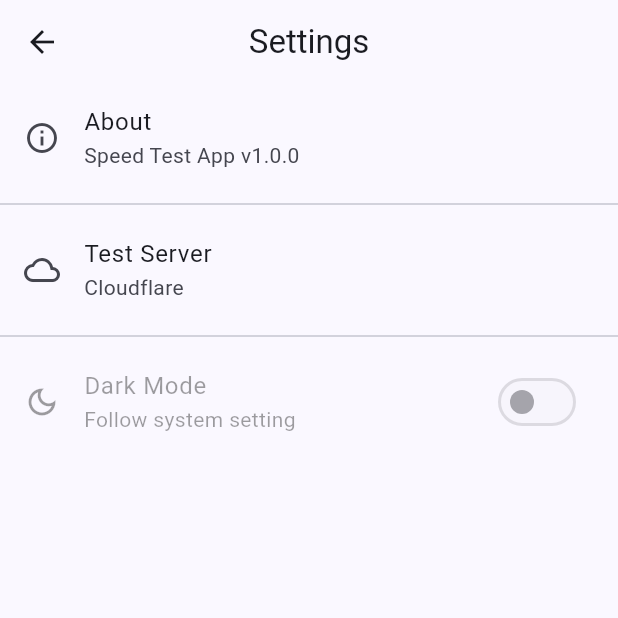
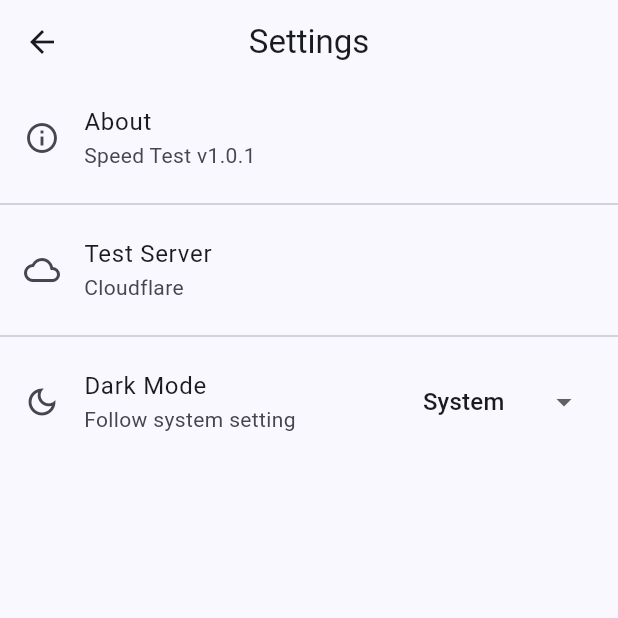
Before and after one commit to IAmKings/SpeedTest, a Flutter app: the screen it shows after launch, after a tap on "Start Test", after a tap on the "settings" icon, on a phone screen of 412 x 824 dp, the top half of it. Run offline on Flutter 3.47's test engine with Material 3 defaults, Android fonts, the phone set to English and light mode, and no system bars; our stand-ins replace package_info_plus, shared_preferences, sqflite; accounts and stored records are empty; generated files the repository leaves out were written again; network calls fail.

Commit message:
feat: fix theme mode switching and use dynamic version
- add ThemeProvider for theme state management
- use shared_preferences for theme persistence
- replace SwitchListTile with DropdownButton for theme selection
- use PackageInfo.fromPlatform() for dynamic version display
- add lightMode and darkModeLabel translations

```diff
--- a/speed_test_app/lib/app/app.dart
+++ b/speed_test_app/lib/app/app.dart
@@ -6,6 +6,7 @@ import '../features/speed_test/data/repositories/history_repository.dart';
 import '../features/speed_test/data/services/speed_test_service.dart';
 import '../features/speed_test/presentation/views/home_page.dart';
 import 'theme.dart';
+import 'theme_provider.dart';
 import 'package:flutter_gen/gen_l10n/app_localizations.dart';
 
 class SpeedTestApp extends StatelessWidget {
@@ -13,7 +14,9 @@ class SpeedTestApp extends StatelessWidget {
 
   @override
   Widget build(BuildContext context) {
-    return MultiProvider(
+    return ChangeNotifierProvider(
+      create: (_) => ThemeProvider(),
+      child: MultiProvider(
         providers: [
           // Services
           Provider<SpeedTestService>(
@@ -34,16 +37,21 @@ class SpeedTestApp extends StatelessWidget {
                 previous ?? HistoryViewModel(historyRepository: historyRepository),
           ),
         ],
-      child: MaterialApp(
+        child: Consumer<ThemeProvider>(
+          builder: (context, themeProvider, _) {
+            return MaterialApp(
               title: 'Speed Test',
               debugShowCheckedModeBanner: false,
               theme: AppTheme.lightTheme,
               darkTheme: AppTheme.darkTheme,
-        themeMode: ThemeMode.system,
+              themeMode: themeProvider.flutterThemeMode,
               locale: const Locale('en'),
               localizationsDelegates: AppLocalizations.localizationsDelegates,
               supportedLocales: AppLocalizations.supportedLocales,
               home: const HomePage(),
+            );
+          },
+        ),
       ),
     );
   }
--- /dev/null
+++ b/speed_test_app/lib/app/theme_provider.dart
@@ -0,0 +1,54 @@
+import 'package:flutter/material.dart';
+import 'package:shared_preferences/shared_preferences.dart';
+
+/// Theme mode enumeration for persistence
+enum AppThemeMode { system, light, dark }
+
+/// ThemeProvider - manages app theme state with persistence
+class ThemeProvider extends ChangeNotifier {
+  static const String _themeKey = 'theme_mode';
+
+  AppThemeMode _themeMode = AppThemeMode.system;
+
+  AppThemeMode get themeMode => _themeMode;
+
+  ThemeProvider() {
+    _loadThemeMode();
+  }
+
+  /// Load theme mode from SharedPreferences
+  Future<void> _loadThemeMode() async {
+    final prefs = await SharedPreferences.getInstance();
+    final savedIndex = prefs.getInt(_themeKey);
+    if (savedIndex != null && savedIndex < AppThemeMode.values.length) {
+      _themeMode = AppThemeMode.values[savedIndex];
+      notifyListeners();
+    }
+  }
+
+  /// Save theme mode to SharedPreferences
+  Future<void> _saveThemeMode() async {
+    final prefs = await SharedPreferences.getInstance();
+    await prefs.setInt(_themeKey, _themeMode.index);
+  }
+
+  /// Set theme mode
+  void setThemeMode(AppThemeMode mode) {
+    if (_themeMode == mode) return;
+    _themeMode = mode;
+    _saveThemeMode();
+    notifyListeners();
+  }
+
+  /// Convert AppThemeMode to Flutter ThemeMode
+  ThemeMode get flutterThemeMode {
+    switch (_themeMode) {
+      case AppThemeMode.light:
+        return ThemeMode.light;
+      case AppThemeMode.dark:
+        return ThemeMode.dark;
+      case AppThemeMode.system:
+        return ThemeMode.system;
+    }
+  }
+}
--- a/speed_test_app/lib/features/speed_test/presentation/views/settings_page.dart
+++ b/speed_test_app/lib/features/speed_test/presentation/views/settings_page.dart
@@ -1,9 +1,34 @@
 import 'package:flutter/material.dart';
+import 'package:provider/provider.dart';
 import 'package:flutter_gen/gen_l10n/app_localizations.dart';
+import 'package:package_info_plus/package_info_plus.dart';
+import '../../../../app/theme_provider.dart';
 
-/// Settings page placeholder
-class SettingsPage extends StatelessWidget {
+/// Settings page with theme mode switching
+class SettingsPage extends StatefulWidget {
   const SettingsPage({super.key});
+
+  @override
+  State<SettingsPage> createState() => _SettingsPageState();
+}
+
+class _SettingsPageState extends State<SettingsPage> {
+  PackageInfo? _packageInfo;
+
+  @override
+  void initState() {
+    super.initState();
+    _loadPackageInfo();
+  }
+
+  Future<void> _loadPackageInfo() async {
+    final info = await PackageInfo.fromPlatform();
+    if (mounted) {
+      setState(() {
+        _packageInfo = info;
+      });
+    }
+  }
 
   @override
   Widget build(BuildContext context) {
@@ -11,12 +36,16 @@ class SettingsPage extends StatelessWidget {
       appBar: AppBar(
         title: Text(AppLocalizations.of(context)!.settings),
       ),
-      body: ListView(
+      body: Consumer<ThemeProvider>(
+        builder: (context, themeProvider, _) {
+          return ListView(
             children: [
               ListTile(
                 leading: const Icon(Icons.info_outline),
                 title: Text(AppLocalizations.of(context)!.about),
-            subtitle: const Text('Speed Test App v1.0.0'),
+                subtitle: Text(
+                  '${AppLocalizations.of(context)!.appTitle} v${_packageInfo?.version ?? ''}',
+                ),
                 onTap: () => _showAbout(context),
               ),
               const Divider(),
@@ -26,23 +55,58 @@ class SettingsPage extends StatelessWidget {
                 subtitle: Text(AppLocalizations.of(context)!.cloudflare),
               ),
               const Divider(),
-          SwitchListTile(
-            secondary: const Icon(Icons.dark_mode_outlined),
+              ListTile(
+                leading: const Icon(Icons.dark_mode_outlined),
                 title: Text(AppLocalizations.of(context)!.darkMode),
-            subtitle: Text(AppLocalizations.of(context)!.followSystemSetting),
-            value: Theme.of(context).brightness == Brightness.dark,
-            onChanged: null, // Follows system by default
+                subtitle: Text(_getThemeModeSubtitle(context, themeProvider)),
+                trailing: DropdownButton<AppThemeMode>(
+                  value: themeProvider.themeMode,
+                  underline: const SizedBox(),
+                  onChanged: (value) {
+                    if (value != null) {
+                      themeProvider.setThemeMode(value);
+                    }
+                  },
+                  items: [
+                    const DropdownMenuItem(
+                      value: AppThemeMode.system,
+                      child: Text('System'),
+                    ),
+                    DropdownMenuItem(
+                      value: AppThemeMode.light,
+                      child: Text(AppLocalizations.of(context)!.lightMode),
+                    ),
+                    DropdownMenuItem(
+                      value: AppThemeMode.dark,
+                      child: Text(AppLocalizations.of(context)!.darkModeLabel),
                     ),
                   ],
+                ),
+              ),
+            ],
+          );
+        },
       ),
     );
   }
 
+  String _getThemeModeSubtitle(BuildContext context, ThemeProvider themeProvider) {
+    switch (themeProvider.themeMode) {
+      case AppThemeMode.system:
+        return AppLocalizations.of(context)!.followSystemSetting;
+      case AppThemeMode.light:
+        return AppLocalizations.of(context)!.lightMode;
+      case AppThemeMode.dark:
+        return AppLocalizations.of(context)!.darkModeLabel;
+    }
+  }
+
   void _showAbout(BuildContext context) {
+    if (_packageInfo == null) return;
     showAboutDialog(
       context: context,
       applicationName: AppLocalizations.of(context)!.appTitle,
-      applicationVersion: '1.0.0',
+      applicationVersion: _packageInfo!.version,
       applicationLegalese: '© 2026 Speed Test App',
       children: [
         const SizedBox(height: 16),
--- a/speed_test_app/lib/l10n/app_en.arb
+++ b/speed_test_app/lib/l10n/app_en.arb
@@ -96,6 +96,14 @@
   "@followSystemSetting": {
     "description": "Dark mode description"
   },
+  "lightMode": "Light mode",
+  "@lightMode": {
+    "description": "Light mode label"
+  },
+  "darkModeLabel": "Dark mode",
+  "@darkModeLabel": {
+    "description": "Dark mode label"
+  },
   "aboutAppDescription": "A simple speed test app using Cloudflare's speed test API.",
   "@aboutAppDescription": {
     "description": "Description shown in about dialog"
--- a/speed_test_app/lib/l10n/app_zh.arb
+++ b/speed_test_app/lib/l10n/app_zh.arb
@@ -24,6 +24,8 @@
   "cloudflare": "Cloudflare",
   "darkMode": "深色模式",
   "followSystemSetting": "跟随系统设置",
+  "lightMode": "浅色模式",
+  "darkModeLabel": "深色模式",
   "aboutAppDescription": "使用 Cloudflare 速度测试 API 的简单测速应用。",
   "measuringPing": "正在测量延迟...",
   "testingDownload": "正在测试下载...",
--- a/speed_test_app/lib/l10n/app_zh_TW.arb
+++ b/speed_test_app/lib/l10n/app_zh_TW.arb
@@ -24,6 +24,8 @@
   "cloudflare": "Cloudflare",
   "darkMode": "深色模式",
   "followSystemSetting": "跟隨系統設定",
+  "lightMode": "淺色模式",
+  "darkModeLabel": "深色模式",
   "aboutAppDescription": "使用 Cloudflare 速度測試 API 的簡單測速應用。",
   "measuringPing": "正在測量延遲...",
   "testingDownload": "正在測試下載...",
--- a/speed_test_app/pubspec.yaml
+++ b/speed_test_app/pubspec.yaml
@@ -16,7 +16,7 @@ publish_to: 'none' # Remove this line if you wish to publish to pub.dev
 # https://developer.apple.com/library/archive/documentation/General/Reference/InfoPlistKeyReference/Articles/CoreFoundationKeys.html
 # In Windows, build-name is used as the major, minor, and patch parts
 # of the product and file versions while build-number is used as the build suffix.
-version: 1.0.0+1
+version: 1.0.1+1
 
 environment:
   sdk: ^3.6.0
@@ -50,6 +50,8 @@ dependencies:
 
   # Utilities
   intl: ^0.19.0
+  shared_preferences: ^2.2.3
+  package_info_plus: ^8.0.2
 
 dev_dependencies:
   flutter_test:
```
Also changed, not shown: speed_test_app/pubspec.lock, 1 other file. Lines whose indentation alone changed are shown as unchanged.
